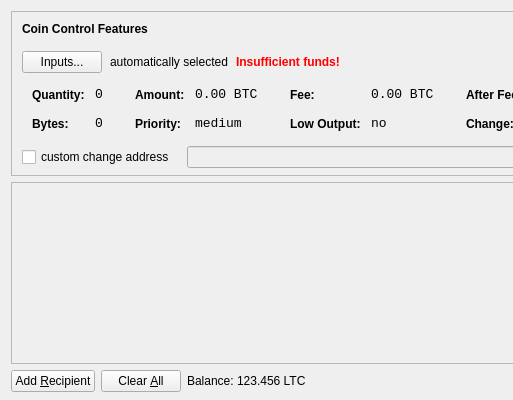
Before: the Qt Designer form src/qt/forms/sendcoinsdialog.ui in wayneclancy/creepercoin, drawn with Qt 5; both pictures show x 0 to 513 and y 0 to 400 of the 850 by 400 pixel window.
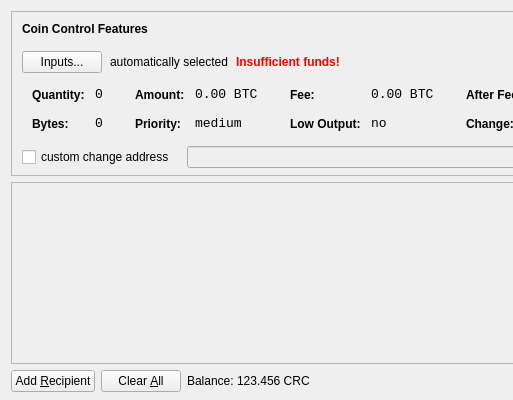
After: the same form once the commit is applied. Icons and pictures are not drawn.

Patch:
```diff
--- a/src/qt/forms/sendcoinsdialog.ui
+++ b/src/qt/forms/sendcoinsdialog.ui
@@ -720,7 +720,7 @@
           <cursorShape>IBeamCursor</cursorShape>
          </property>
          <property name="text">
-          <string>123.456 LTC</string>
+          <string>123.456 CRC</string>
          </property>
          <property name="textInteractionFlags">
           <set>Qt::LinksAccessibleByMouse|Qt::TextSelectableByKeyboard|Qt::TextSelectableByMouse</set>
```
